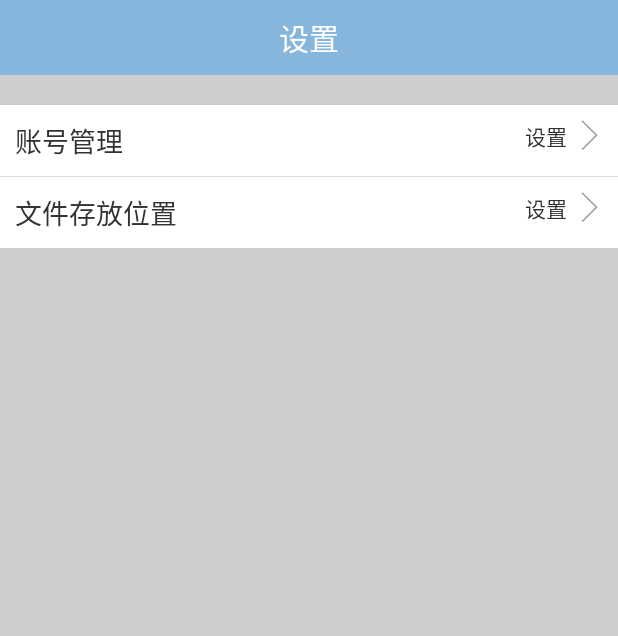
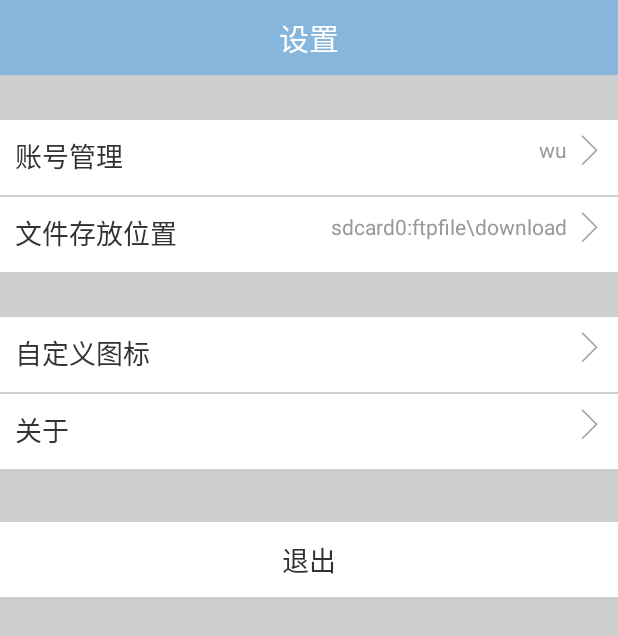
Before and after one commit to wuxinbo/ftpfile, an Android app: the SetActivity screen opened directly, with no data from a screen before it, on a phone screen of 412 x 824 dp. Shown: the top 636 px of the screen. Run offline under Robolectric (Android 15) with nearby library versions, the phone set to English and light mode, and no system bars.

Commit message:
软件版本为1.1 1.完成设置界面布局

```diff
--- /dev/null
+++ b/src/main/java/com/wu/ftpfile/UI/LevelItem.java
@@ -0,0 +1,49 @@
+package com.wu.ftpfile.UI;
+
+import android.content.Context;
+import android.util.AttributeSet;
+import android.view.LayoutInflater;
+import android.view.View;
+import android.widget.LinearLayout;
+import android.widget.RelativeLayout;
+import android.widget.TextView;
+
+import com.wu.ftpfile.R;
+import com.wu.ftpfile.model.SetItemmodel;
+
+/**
+ * 设置界面的组合控件，用于显示设置条目。
+ * Created by Administrator on 2014/12/14.
+ */
+public class LevelItem extends LinearLayout {
+    private TextView itemNameview;
+    private TextView itemvalview;
+
+    public LevelItem(Context context) {
+        super(context);
+    }
+
+    public LevelItem(Context context, AttributeSet attrs) {
+        super(context, attrs);
+        initwidgt(context);
+    }
+
+    /**
+     * 初始化控件。
+     *
+     * @param context 上下文环境。
+     */
+    private void initwidgt(Context context) {
+        View view = LayoutInflater.from(context).inflate(R.layout.setlistview_layout, this);
+        itemNameview = (TextView) view.findViewById(R.id.SetText);
+        itemvalview = (TextView) view.findViewById(R.id.value);
+    }
+
+    /**
+     * 给空间初始化赋值
+     */
+    public void setViewval(SetItemmodel model) {
+        itemNameview.setText(model.getItemname());
+        itemvalview.setText(model.getItemval());
+    }
+}
--- a/src/main/java/com/wu/ftpfile/activity/SetActivity.java
+++ b/src/main/java/com/wu/ftpfile/activity/SetActivity.java
@@ -2,35 +2,30 @@ package com.wu.ftpfile.activity;
 
 import android.os.Bundle;
 import android.view.View;
-import android.widget.ArrayAdapter;
-import android.widget.ListView;
 
-import com.wu.ftpfile.Implment.setListViewItemclick;
 import com.wu.ftpfile.R;
+import com.wu.ftpfile.UI.LevelItem;
+import com.wu.ftpfile.model.Constant;
 import com.wu.ftpfile.model.SetItemmodel;
 
-import java.lang.reflect.Array;
 import java.util.ArrayList;
-import java.util.Arrays;
 import java.util.HashMap;
-import java.util.List;
 import java.util.Map;
 
 public class SetActivity extends MyActivity {
 	/**
 	 * 设置列表
 	 */
-	private ListView setListview;
-    private ListView about_diylistview;
+//	private ListView setListview;
+//    private ListView about_diylistview;
     /**
 	 * 设置界面选项
      *
 	 */
 	private String[] setArray;
     private Map<String,String> setmap = new HashMap<String, String>();
-    private ArrayList<SetItemmodel> setvalues = new ArrayList<SetItemmodel>();
-    private ArrayList<SetItemmodel> setvalues_2 = new ArrayList<SetItemmodel>();
-
+    private SetItemmodel[] setvalues = new SetItemmodel[4];
+    private ArrayList<LevelItem> itemlist = new ArrayList<LevelItem>();
     public String[] getSetArray() {
         return setArray;
     }
@@ -46,12 +41,23 @@ public class SetActivity extends MyActivity {
         initactivity();
 	}
 
-    private void initsetArray() {
-        for (String str : setArray) {
+    /**
+     * 初始化model数据，将数据绑定到对象上。
+     */
+    private void initmodel() {
+        for (int i = 0; i < setArray.length; i++) {
             SetItemmodel model = new SetItemmodel();
-            model.setItemname(str);
+            model.setItemname(setArray[i]);
             model.setActivityname("LoginActivity");
-            model.setItemval("wu");
+            if (i == 0) {
+                model.setItemval("wu");
+            } else if (i == 1) {
+                model.setItemval(Constant.FILE_LOCALTION);
+            } else {
+                model.setItemval("");
+            }
+            setvalues[i] = model;
+            model = null;
         }
 //        setmap.put(setArray[0],);
 //        setmap.put(setArray[1],"AboutActivity");
@@ -61,12 +67,13 @@ public class SetActivity extends MyActivity {
     protected void setview(){
         nav_title.setText(getString(R.string.setting));
         nav_settext.setVisibility(View.INVISIBLE);
-        setListview.setAdapter(new ArrayAdapter<String>
-                (this,
-                        R.layout.setlistview_layout,
-                        R.id.SetText,
-                        setArray));
-        setListview.setOnItemClickListener(new setListViewItemclick(this));
+
+//        setListview.setAdapter(new ArrayAdapter<String>
+//                (this,
+//                        R.layout.setlistview_layout,
+//                        R.id.SetText,
+//                        setArray));
+//        setListview.setOnItemClickListener(new setListViewItemclick(this));
     }
     @Override
     public void initactivity() {
@@ -76,9 +83,23 @@ public class SetActivity extends MyActivity {
 //    private void init
 
     protected void initview() {
-        setListview=(ListView) findViewById(R.id.userlistview);
+        itemlist.add((LevelItem) findViewById(R.id.user));
+        itemlist.add((LevelItem) findViewById(R.id.filelocation));
+        itemlist.add((LevelItem) findViewById(R.id.DIY));
+        itemlist.add((LevelItem) findViewById(R.id.share));
         setArray=getResources().getStringArray(R.array.setting);
-        initsetArray();
+        initmodel();
         initnavbar();
+        setItemvalue();
+    }
+
+    public void exit(View v) {
+        finish();
+    }
+
+    private void setItemvalue() {
+        for (int i = 0; i < itemlist.size(); i++) {
+            itemlist.get(i).setViewval(setvalues[i]);
+        }
     }
 }
--- a/src/main/java/com/wu/ftpfile/adapter/SetAdapter.java
+++ /dev/null
@@ -1,52 +0,0 @@
-package com.wu.ftpfile.adapter;
-
-import android.content.Context;
-import android.view.LayoutInflater;
-import android.view.View;
-import android.view.ViewGroup;
-import android.widget.BaseAdapter;
-import android.widget.TextView;
-
-import com.wu.ftpfile.R;
-import com.wu.ftpfile.model.SetItemmodel;
-
-/**
- * Created by Administrator on 2014/12/13.
- */
-public class SetAdapter extends BaseAdapter {
-    private final static int count = 2;
-    private SetItemmodel[] array = null;
-    private Context context;
-    private LayoutInflater inflater;
-
-    public SetAdapter(SetItemmodel[] aaray, Context context) {
-        this.array = aaray;
-        inflater = LayoutInflater.from(context);
-    }
-
-    @Override
-    public int getCount() {
-        return array.length;
-    }
-
-    @Override
-    public Object getItem(int position) {
-        return array[position];
-    }
-
-    @Override
-    public long getItemId(int position) {
-        return position;
-    }
-
-    @Override
-    public View getView(int position, View convertView, ViewGroup parent) {
-        if (convertView == null) {
-            convertView = inflater.inflate(R.layout.setlistview_layout, null);
-        }
-        String str = array[position].getItemval();
-        TextView vaview = (TextView) convertView.findViewById(R.id.value);
-        vaview.setText(str);
-        return convertView;
-    }
-}
--- a/src/main/java/com/wu/ftpfile/model/Constant.java
+++ b/src/main/java/com/wu/ftpfile/model/Constant.java
@@ -53,6 +53,12 @@ public class Constant {
      */
     public static final String APK_INSTALL_DATATYPE =
             "application/vnd.android.package-archive";
-
-
+    public static final String FILE_LOCALTION = "sdcard0:ftpfile\\download";
+    /**
+     * LOGINACTIVITY number
+     */
+    public static final int LOGINACTIVITY = 0;
+    public static final int DIYACTIVITY = 2;
+    public static final int SHAREACTIVITY = 3;
+    public static final int ABOUTACTIVITY = 4;
 }
--- a/src/main/res/layout/setlistview_layout.xml
+++ b/src/main/res/layout/setlistview_layout.xml
@@ -20,6 +20,7 @@
         android:layout_height="wrap_content"
         android:text="@string/setting"
         android:layout_toLeftOf="@+id/dayu"
+        android:textColor="@color/dark"
         android:paddingTop="@dimen/listview_textview_padding_top_bottom" />
 
     <ImageView
--- a/src/main/res/layout/setting.xml
+++ b/src/main/res/layout/setting.xml
@@ -12,21 +12,41 @@
         android:layout_width="wrap_content">
     </include>
 
-    <ListView
-        android:id="@+id/userlistview"
-        android:layout_width="wrap_content"
-        android:layout_height="wrap_content"
-        android:layout_marginTop="@dimen/listview_top_margin"
-        android:listSelector="@android:color/transparent"
-        android:background="@drawable/listview_setting"></ListView>
+    <com.wu.ftpfile.UI.LevelItem
+        android:layout_marginTop="30dp"
+        android:id="@+id/user"
+        android:layout_width="match_parent"
+        android:layout_height="50dp"
+        android:background="@drawable/listview_setting"></com.wu.ftpfile.UI.LevelItem>
 
-    <ListView
-        android:id="@+id/about_diylistview"
-        android:layout_width="wrap_content"
-        android:layout_height="wrap_content"
-        android:layout_marginTop="@dimen/listview_top_margin"
-        android:listSelector="@android:color/transparent"
+    <com.wu.ftpfile.UI.LevelItem
+        android:layout_marginTop="1dp"
+        android:id="@+id/filelocation"
+        android:layout_width="match_parent"
+        android:layout_height="50dp"
+        android:background="@drawable/listview_setting"></com.wu.ftpfile.UI.LevelItem>
+
+    <com.wu.ftpfile.UI.LevelItem
+        android:layout_marginTop="30dp"
+        android:id="@+id/DIY"
+        android:layout_width="match_parent"
+        android:layout_height="50dp"
+        android:background="@drawable/listview_setting"></com.wu.ftpfile.UI.LevelItem>
+
+    <com.wu.ftpfile.UI.LevelItem
+        android:layout_marginTop="1dp"
+        android:id="@+id/share"
+        android:layout_width="match_parent"
+        android:layout_height="50dp"
+        android:background="@drawable/listview_setting"></com.wu.ftpfile.UI.LevelItem>
+
+    <TextView
+        android:layout_width="match_parent"
+        android:layout_height="50dp"
         android:background="@drawable/listview_setting"
-        >
-    </ListView>
+        android:text="@string/exit"
+        android:textSize="18sp"
+        android:layout_marginTop="35dp"
+        android:gravity="center"
+        android:onClick="exit" />
 </LinearLayout>
--- a/src/main/res/values/array.xml
+++ b/src/main/res/values/array.xml
@@ -3,8 +3,6 @@
     <string-array name="setting">
         <item>账号管理</item>
         <item>文件存放位置</item>
-    </string-array>
-    <string-array name="settint-2">
         <item>自定义图标</item>
         <item>关于</item>
     </string-array>
```
Also changed, not shown: 1 other file.
